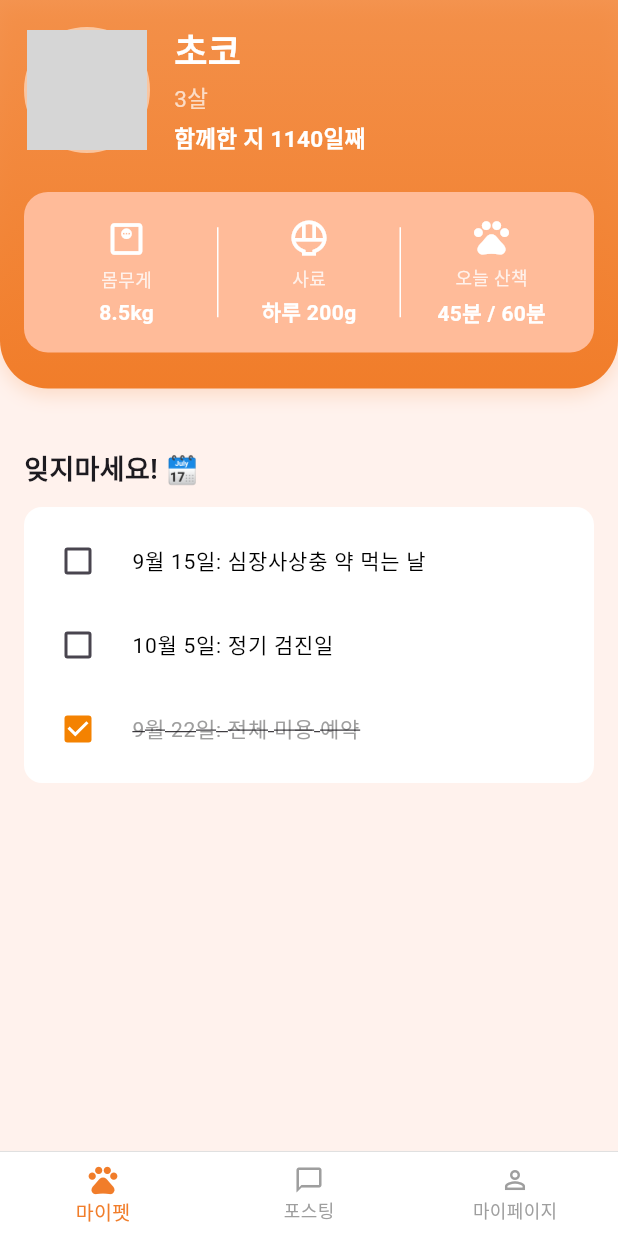
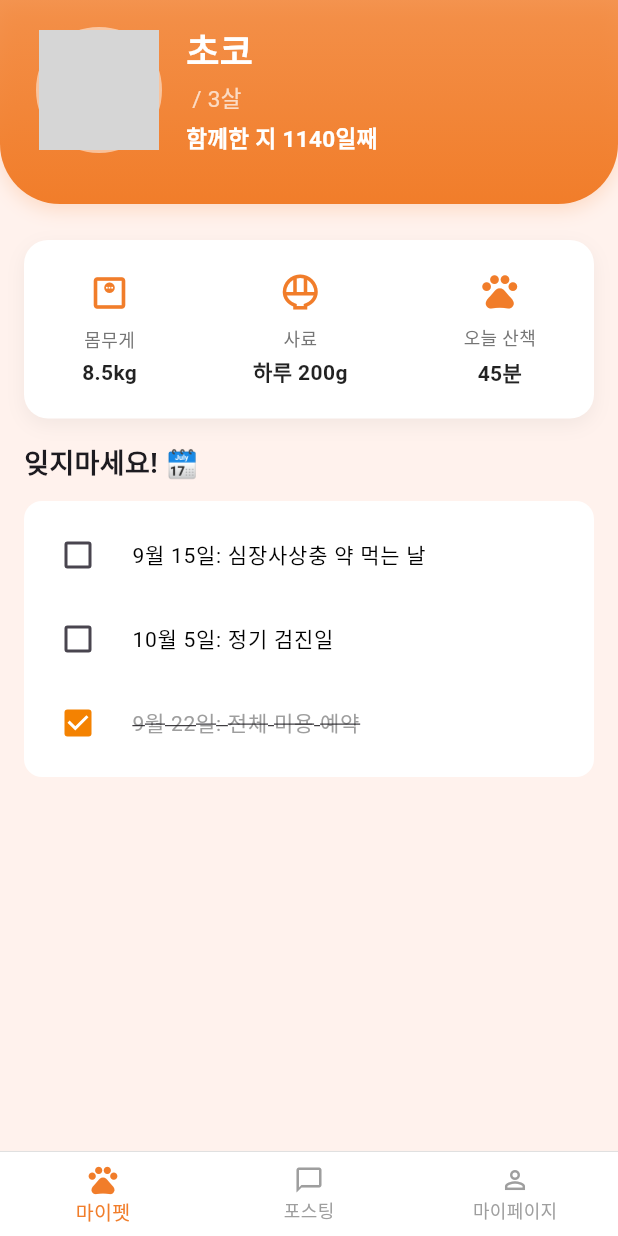
Before and after one commit to SuuuHyeon/with_pet, a Flutter app: the screen it shows after launch, on a phone screen of 412 x 824 dp. Run offline on Flutter 3.47's test engine with Material 3 defaults, Android fonts, the light colour scheme and no system bars; our stand-ins replace cloud_firestore, firebase_auth, firebase_core, flutter_riverpod, go_router; accounts and stored records are empty; network calls fail; grey boxes are pictures that could not be loaded.

Commit message:
refactor: 홈 탭 리펙토링

```diff
--- a/lib/presentation/screens/tabs/home/tab_home.dart
+++ b/lib/presentation/screens/tabs/home/tab_home.dart
@@ -29,10 +29,10 @@ class HomeTab extends ConsumerWidget {
                   imageUrl: pet.imageUrl,
                   name: pet.name,
                   age: pet.age,
-                  daysTogether: pet.daysTogether,
+                  daysTogether: pet.daysTogether, breed: '',
                 ),
                 const SizedBox(height: 24),
-
+                HealthSummary(),
                 // 2. 다가오는 일정
                 UpcomingScheduleCard(schedules: homeState.schedules),
               ],
--- a/lib/presentation/screens/tabs/home/w_pet_profile.dart
+++ b/lib/presentation/screens/tabs/home/w_pet_profile.dart
@@ -3,27 +3,28 @@ import 'package:withpet/core/constants/app_sizes.dart';
 
 import '../../../../core/theme/colors.dart';
 
-// 반려동물 프로필 카드 위젯
+/// 화면 상단의 반려동물 대표 정보를 보여주는 헤더 위젯입니다.
 class PetProfileCard extends StatelessWidget {
-  final String imageUrl, name;
+  final String imageUrl, name, breed;
   final int age, daysTogether;
 
   const PetProfileCard({
+    super.key,
     required this.imageUrl,
     required this.name,
+    required this.breed,
     required this.age,
     required this.daysTogether,
-    super.key,
   });
 
   @override
   Widget build(BuildContext context) {
     return Container(
       padding: EdgeInsets.fromLTRB(
-        16.0,
+        24.0,
         context.statusBarHeight + 16.0,
-        16.0,
         24.0,
+        32.0,
       ),
       decoration: BoxDecoration(
         gradient: LinearGradient(
@@ -32,7 +33,7 @@ class PetProfileCard extends StatelessWidget {
           end: Alignment.bottomCenter,
         ),
         borderRadius: const BorderRadius.vertical(
-          bottom: Radius.circular(32.0),
+          bottom: Radius.circular(40.0),
         ),
         boxShadow: [
           BoxShadow(
@@ -42,19 +43,13 @@ class PetProfileCard extends StatelessWidget {
           ),
         ],
       ),
-      child: Column(
-        children: [
-          // 1. 상단 프로필 정보
-          Row(
+      child: Row(
         crossAxisAlignment: CrossAxisAlignment.center,
         children: [
           Container(
             decoration: BoxDecoration(
               shape: BoxShape.circle,
-                  border: Border.all(
-                    color: Colors.white.withOpacity(0.5),
-                    width: 2,
-                  ),
+              border: Border.all(color: Colors.white.withOpacity(0.5), width: 2),
             ),
             child: CircleAvatar(
               radius: 40,
@@ -73,16 +68,12 @@ class PetProfileCard extends StatelessWidget {
                   style: const TextStyle(
                       fontSize: 24,
                       fontWeight: FontWeight.bold,
-                        color: Colors.white,
-                      ),
+                      color: Colors.white),
                 ),
                 const SizedBox(height: 4.0),
                 Text(
-                      '$age살',
-                      style: const TextStyle(
-                        fontSize: 15,
-                        color: Colors.white70,
-                      ),
+                  '$breed / $age살',
+                  style: const TextStyle(fontSize: 15, color: Colors.white70),
                 ),
                 const SizedBox(height: 4.0),
                 Text(
@@ -90,67 +81,7 @@ class PetProfileCard extends StatelessWidget {
                   style: const TextStyle(
                       fontSize: 15,
                       fontWeight: FontWeight.w600,
-                        color: Colors.white,
-                      ),
-                    ),
-                  ],
-                ),
-              ),
-            ],
-          ),
-          const SizedBox(height: 24.0),
-          // 2. 핵심 건강 정보 요약 컨테이너
-          Container(
-            padding: const EdgeInsets.symmetric(
-              horizontal: 8.0,
-              vertical: 16.0,
-            ),
-            decoration: BoxDecoration(
-              color: Color(0xFFFFBB99),
-              // color: Color(0xFFFFBB99),
-              borderRadius: BorderRadius.circular(16.0),
-              // AppSizes.largeCornerRadius
-              // border: Border.all(color: Colors.white.withOpacity(0.3)),
-            ),
-            child: const Row(
-              mainAxisAlignment: MainAxisAlignment.spaceAround,
-              children: [
-                Expanded(
-                  child: _InfoTile(
-                    icon: Icons.monitor_weight_outlined,
-                    label: '몸무게',
-                    value: '8.5kg',
-                  ),
-                ),
-                SizedBox(
-                  height: 60, // 구분선의 높이 지정
-                  child: VerticalDivider(
-                    color: Colors.white,
-                    width: 1,
-                    thickness: 1,
-                  ),
-                ),
-                Expanded(
-                  child: _InfoTile(
-                    icon: Icons.rice_bowl_outlined,
-                    label: '사료',
-                    value: '하루 200g',
-                  ),
-                ),
-                SizedBox(
-                  height: 60, // 구분선의 높이 지정
-                  child: VerticalDivider(
-                    color: Colors.white,
-                    width: 1,
-                    thickness: 1,
-                  ),
-                ),
-                Expanded(
-                  child: _InfoTile(
-                    icon: Icons.pets_outlined,
-                    label: '오늘 산책',
-                    value: '45분 / 60분',
-                  ),
+                      color: Colors.white),
                 ),
               ],
             ),
@@ -161,7 +92,53 @@ class PetProfileCard extends StatelessWidget {
   }
 }
 
-// 정보 타일 위젯
+/// 반려동물의 핵심 건강 정보를 요약해서 보여주는 카드 위젯입니다.
+class HealthSummary extends StatelessWidget {
+  const HealthSummary({super.key});
+
+  @override
+  Widget build(BuildContext context) {
+    return Padding(
+      padding: const EdgeInsets.symmetric(horizontal: 16.0),
+      child: Container(
+        padding: const EdgeInsets.symmetric(vertical: 20.0),
+        decoration: BoxDecoration(
+          color: Colors.white,
+          borderRadius: BorderRadius.circular(16.0),
+          boxShadow: [
+            BoxShadow(
+              color: Colors.black.withValues(alpha: 0.05),
+              blurRadius: 10,
+              offset: const Offset(0, 4),
+            )
+          ],
+        ),
+        child: const Row(
+          mainAxisAlignment: MainAxisAlignment.spaceAround,
+          children: [
+            _InfoTile(
+              icon: Icons.monitor_weight_outlined,
+              label: '몸무게',
+              value: '8.5kg',
+            ),
+            _InfoTile(
+              icon: Icons.rice_bowl_outlined,
+              label: '사료',
+              value: '하루 200g',
+            ),
+            _InfoTile(
+              icon: Icons.pets_outlined,
+              label: '오늘 산책',
+              value: '45분',
+            ),
+          ],
+        ),
+      ),
+    );
+  }
+}
+
+// 정보 타일 위젯 (밝은 배경용으로 수정)
 class _InfoTile extends StatelessWidget {
   final IconData icon;
   final String label;
@@ -177,17 +154,17 @@ class _InfoTile extends StatelessWidget {
   Widget build(BuildContext context) {
     return Column(
       children: [
-        Icon(icon, color: Colors.white, size: 28),
-        const SizedBox(height: 4.0), // AppSizes.gapV4
+        Icon(icon, color: AppColors.primary, size: 28),
+        const SizedBox(height: 8.0),
         Text(
           label,
-          style: TextStyle(color: Colors.white.withValues(alpha: 0.8), fontSize: 12),
+          style: TextStyle(color: Colors.grey[600], fontSize: 12),
         ),
-        const SizedBox(height: 4.0), // AppSizes.gapV4
+        const SizedBox(height: 4.0),
         Text(
           value,
           style: const TextStyle(
-            color: Colors.white,
+            color: Colors.black87,
             fontSize: 14,
             fontWeight: FontWeight.bold,
           ),
```
Lines whose indentation alone changed are shown as unchanged.
